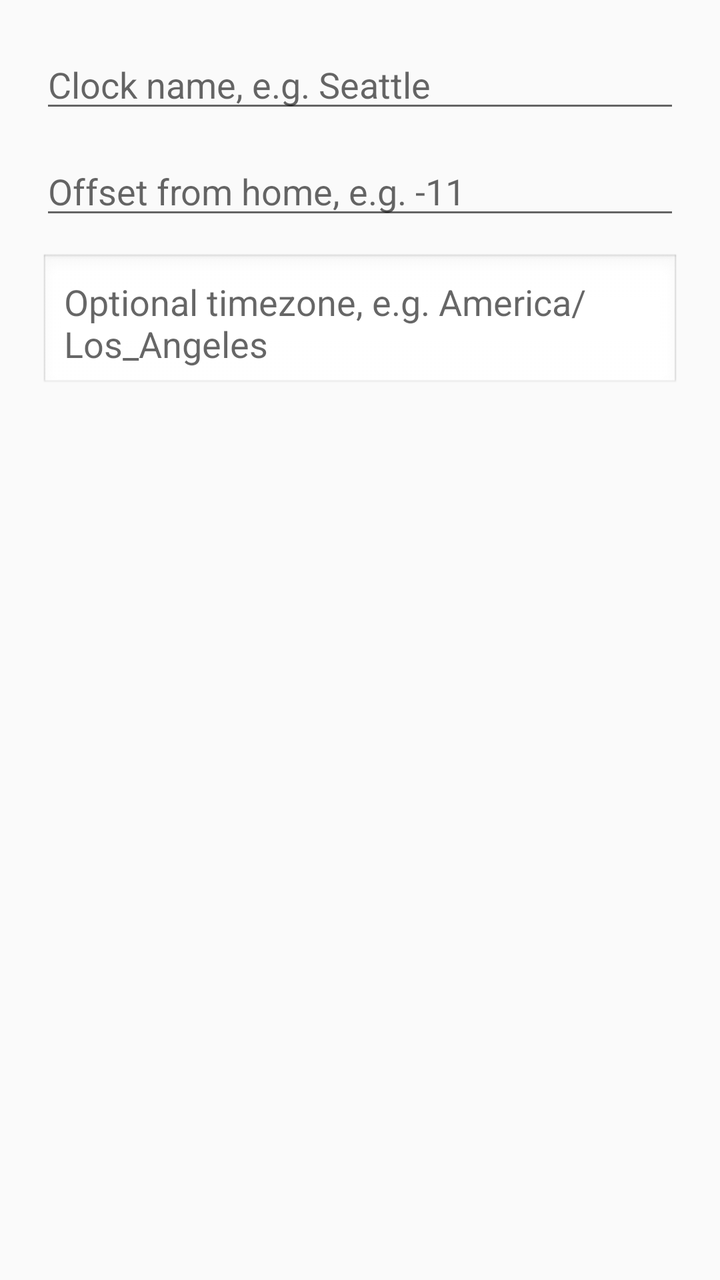
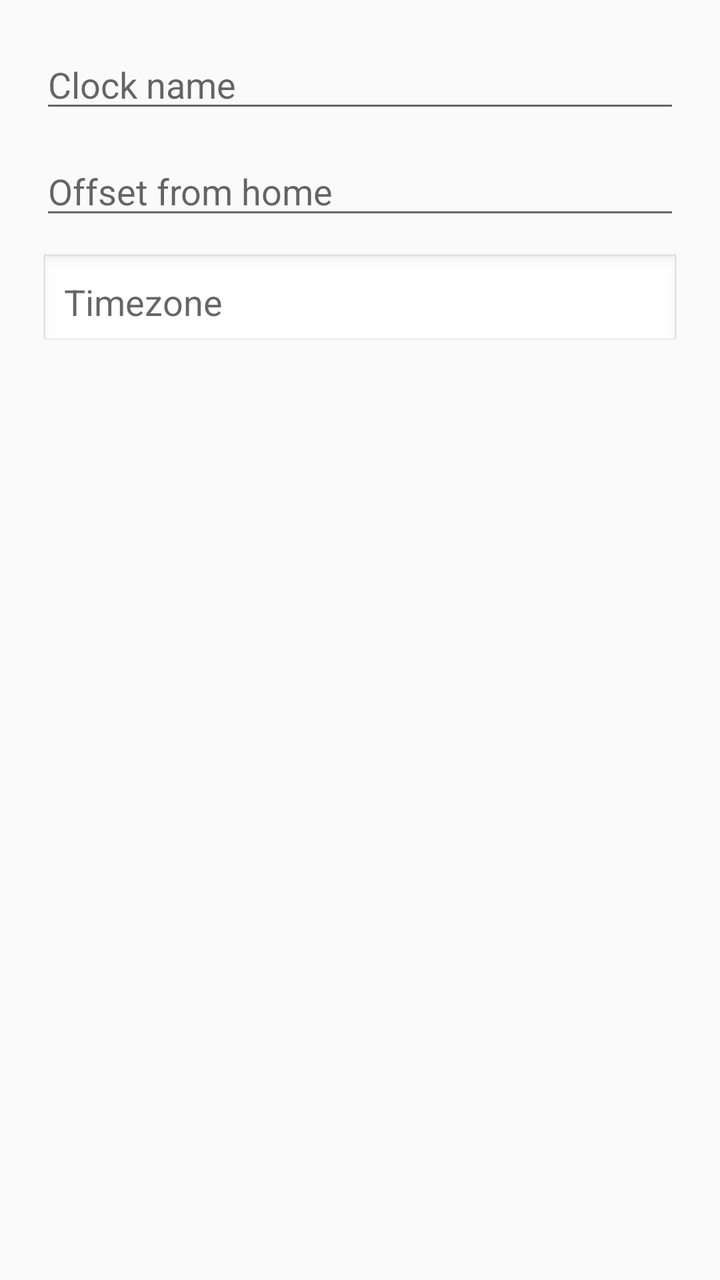

Compare the two renders of this Android layout. The source of the first and the diff that turns it into the second are given below.
<!-- AndroidManifest.xml: application theme Theme.AppCompat.Light.NoActionBar -->
<!-- res/layout/dialog_add_clock.xml -->
<?xml version="1.0" encoding="utf-8"?>
<ScrollView xmlns:android="http://schemas.android.com/apk/res/android"
    android:layout_width="match_parent"
    android:layout_height="wrap_content">

    <LinearLayout
        android:layout_width="match_parent"
        android:layout_height="wrap_content"
        android:orientation="vertical"
        android:padding="20dp">

        <EditText
            android:id="@+id/addNameInput"
            android:layout_width="match_parent"
            android:layout_height="wrap_content"
            android:hint="Clock name, e.g. Seattle" />

        <EditText
            android:id="@+id/addOffsetInput"
            android:layout_width="match_parent"
            android:layout_height="wrap_content"
            android:hint="Offset from home, e.g. -11"
            android:inputType="numberSigned"
            android:layout_marginTop="12dp" />

        <AutoCompleteTextView
            android:id="@+id/addTimezoneInput"
            android:layout_width="match_parent"
            android:layout_height="wrap_content"
            android:hint="Optional timezone, e.g. America/Los_Angeles"
            android:padding="12dp"
            android:background="@android:drawable/edit_text"
            android:layout_marginTop="12dp" />

    </LinearLayout>
</ScrollView>
<!-- resources referenced by this layout -->
<resources>

</resources>

<!-- the commit's change to res/layout/dialog_add_clock.xml (unified diff, before → after) -->
@@ -13,13 +13,13 @@
             android:id="@+id/addNameInput"
             android:layout_width="match_parent"
             android:layout_height="wrap_content"
-            android:hint="Clock name, e.g. Seattle" />
+            android:hint="Clock name" />
 
         <EditText
             android:id="@+id/addOffsetInput"
             android:layout_width="match_parent"
             android:layout_height="wrap_content"
-            android:hint="Offset from home, e.g. -11"
+            android:hint="Offset from home"
             android:inputType="numberSigned"
             android:layout_marginTop="12dp" />
 
@@ -27,7 +27,7 @@
             android:id="@+id/addTimezoneInput"
             android:layout_width="match_parent"
             android:layout_height="wrap_content"
-            android:hint="Optional timezone, e.g. America/Los_Angeles"
+            android:hint="Timezone"
             android:padding="12dp"
             android:background="@android:drawable/edit_text"
             android:layout_marginTop="12dp" />
